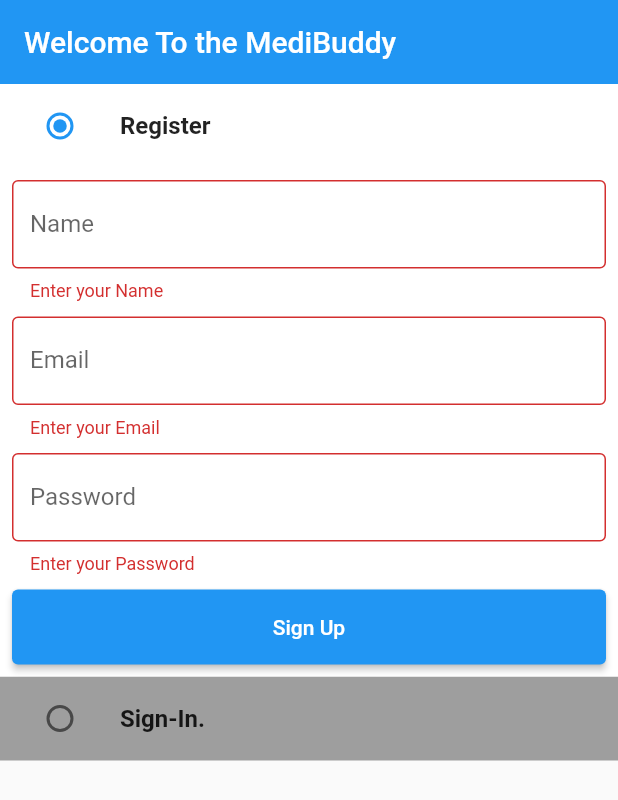
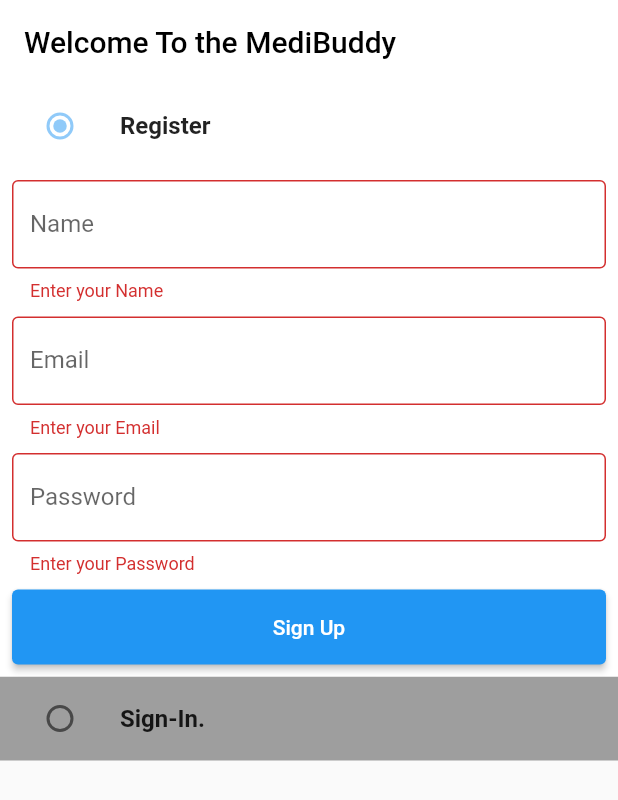
Before and after one commit to aditechdev/interview_app_medical, a Flutter app: the screen it shows after launch, after a tap on "Sign Up", on a phone screen of 412 x 824 dp. Shown: the top 800 px of the screen. Run offline on Flutter 3.47's test engine with Material 2 defaults, Android fonts, the phone set to English and light mode, and no system bars; our stand-ins replace firebase_auth, firebase_core; accounts and stored records are empty.

Commit message:
:sparkles: Sign Up screen

```diff
--- a/lib/features/auth/screen/auth_screen.dart
+++ b/lib/features/auth/screen/auth_screen.dart
@@ -1,6 +1,7 @@
 import 'package:flutter/material.dart';
 import 'package:interview_app_medical/features/auth/component/custom_form_field.dart';
 import 'package:interview_app_medical/features/auth/component/solid_button.dart';
+import 'package:interview_app_medical/features/auth/services/auth_service.dart';
 import 'package:interview_app_medical/global_color.dart';
 
 enum Auth { register, signIn }
@@ -20,6 +21,7 @@
   TextEditingController emailTextController = TextEditingController();
   TextEditingController nameTextController = TextEditingController();
   TextEditingController passwordTextController = TextEditingController();
+  AuthService authServices = AuthService();
 
   @override
   void dispose() {
@@ -30,6 +32,11 @@
   }
 
   void signUpUser() {
+    authServices.signUpWithEmailAndPassword(
+        emailTextController.text.trim(),
+        passwordTextController.text.trim(),
+        nameTextController.text.trim(),
+        context);
     print("Sign Up User");
   }
 
@@ -41,7 +48,11 @@
   Widget build(BuildContext context) {
     return Scaffold(
       appBar: AppBar(
-        title: const Text("Welcome To the MediBuddy"),
+        backgroundColor: Colors.white,
+        title: const Text(
+          "Welcome To the MediBuddy",
+          style: TextStyle(color: Colors.black),
+        ),
         elevation: 0,
       ),
       body: SafeArea(
@@ -58,7 +69,7 @@
                   style: TextStyle(fontWeight: FontWeight.bold),
                 ),
                 leading: Radio(
-                    activeColor: GlobalColor.radioButtonActiveColors,
+                    activeColor: Theme.of(context).backgroundColor,
                     value: Auth.register,
                     groupValue: _auth,
                     onChanged: (Auth? value) {
--- /dev/null
+++ b/lib/global_constant.dart/const_string.dart
@@ -0,0 +1 @@
+const String firebaseUrl = "https://interview-app-medical-default-rtdb.firebaseio.com/";
--- a/lib/main.dart
+++ b/lib/main.dart
@@ -1,16 +1,20 @@
+import 'package:firebase_core/firebase_core.dart';
 import 'package:flutter/material.dart';
 import 'package:interview_app_medical/features/auth/screen/auth_screen.dart';
 import 'package:interview_app_medical/features/home/screen/home_screen.dart';
-import 'package:interview_app_medical/routes.dart';
 
-void main() {
+void main() async {
+
+  WidgetsFlutterBinding.ensureInitialized();
+  await Firebase.initializeApp();
+
   runApp(const MyApp());
 }
 
 class MyApp extends StatelessWidget {
+
   const MyApp({Key? key}) : super(key: key);
 
-  // This widget is the root of your application.
   @override
   Widget build(BuildContext context) {
     return MaterialApp(
@@ -19,8 +23,11 @@
       theme: ThemeData(
         primarySwatch: Colors.blue,
       ),
-      onGenerateRoute: (settings) => generateRoute(settings),
       home: const AuthScreen(),
+      routes: {
+        HomeScreen.routeName: (context) => const HomeScreen(),
+        AuthScreen.routeName: (context) => const AuthScreen(),
+      },
     );
   }
 }
--- a/lib/routes.dart
+++ /dev/null
@@ -1,24 +0,0 @@
-import 'package:flutter/material.dart';
-import 'package:interview_app_medical/features/auth/screen/auth_screen.dart';
-import 'package:interview_app_medical/features/home/screen/home_screen.dart';
-
-Route<dynamic> generateRoute(RouteSettings routeSettings) {
-  switch (routeSettings.name) {
-    // Home Screen
-    case HomeScreen.routeName:
-      return MaterialPageRoute(
-          settings: routeSettings, builder: (__) => const HomeScreen());
-
-    // Auth Screen
-    case AuthScreen.routeName:
-      return MaterialPageRoute(
-          settings: routeSettings, builder: (__) => const AuthScreen());
-
-    default:
-      return MaterialPageRoute(
-        builder: (__) => const Scaffold(
-          body: Center(child: Text("No data")),
-        ),
-      );
-  }
-}
--- a/pubspec.yaml
+++ b/pubspec.yaml
@@ -34,6 +34,10 @@
   # The following adds the Cupertino Icons font to your application.
   # Use with the CupertinoIcons class for iOS style icons.
   cupertino_icons: ^1.0.2
+  firebase_auth: ^3.3.20
+  firebase_core: ^1.18.0
+  provider: ^6.0.3
+  http: ^0.13.4
 
 dev_dependencies:
   flutter_test:
```
Also changed, not shown: lib/features/auth/services/auth_service.dart (added, +79 -0 lines), pubspec.lock, 11 other files.
